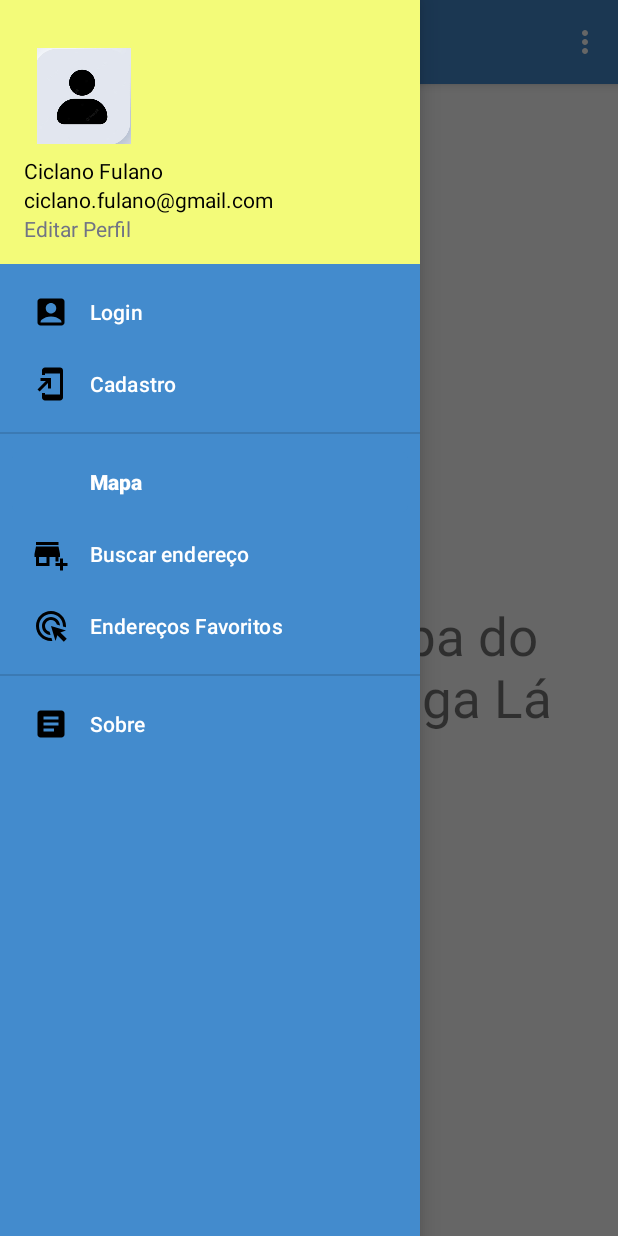
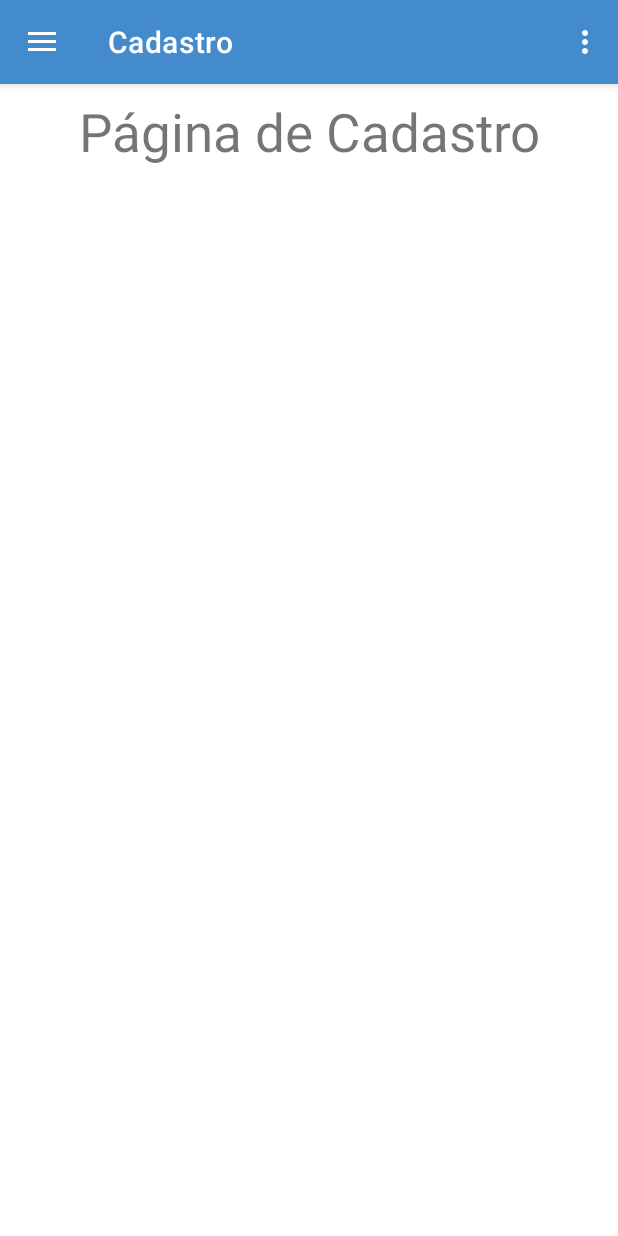
Before and after one commit to kelly-u/AlagaAquiAlagaLa, an Android app built with Jetpack Compose: the screen it shows after launch (MainActivity), in the side drawer, after a tap on "Cadastro", on a phone screen of 412 x 824 dp. Run offline under Robolectric (Android 15) with nearby library versions, the phone set to English and light mode, and no system bars; our stand-ins replace navigation-ui.

Commit message:
Atualizações no menu

```diff
--- a/app/src/main/java/br/com/ifpe/gleicekelly/alagaaquialagala/MainActivity.kt
+++ b/app/src/main/java/br/com/ifpe/gleicekelly/alagaaquialagala/MainActivity.kt
@@ -34,7 +34,7 @@ class MainActivity : AppCompatActivity() {
         // menu should be considered as top level destinations.
         appBarConfiguration = AppBarConfiguration(
             setOf(
-                R.id.nav_mapa, R.id.nav_buscarendereco, R.id.nav_enderecosfavoritos, R.id.nav_sobre
+                R.id.nav_login, R.id.nav_cadastro, R.id.nav_mapa, R.id.nav_buscarendereco, R.id.nav_enderecosfavoritos, R.id.nav_sobre
             ), drawerLayout
         )
 
--- /dev/null
+++ b/app/src/main/java/br/com/ifpe/gleicekelly/alagaaquialagala/ui/cadastro/CadastroFragment.kt
@@ -0,0 +1,28 @@
+package br.com.ifpe.gleicekelly.alagaaquialagala.ui.cadastro
+
+import android.os.Bundle
+import androidx.fragment.app.Fragment
+import android.view.LayoutInflater
+import android.view.View
+import android.view.ViewGroup
+import br.com.ifpe.gleicekelly.alagaaquialagala.databinding.FragmentCadastroBinding
+
+class CadastroFragment : Fragment() {
+    private lateinit var binding: FragmentCadastroBinding
+
+    override fun onCreateView(
+        inflater: LayoutInflater,
+        container: ViewGroup?,
+        savedInstanceState: Bundle?
+    ): View {
+        binding = FragmentCadastroBinding.inflate(inflater, container, false)
+        return binding.root
+    }
+
+    override fun onViewCreated(view: View, savedInstanceState: Bundle?) {
+        super.onViewCreated(view, savedInstanceState)
+
+        binding.txtCadastro.text = "Página de Cadastro"
+
+    }
+}
--- a/app/src/main/res/layout/activity_main.xml
+++ b/app/src/main/res/layout/activity_main.xml
@@ -20,7 +20,7 @@
         android:layout_height="match_parent"
         android:layout_gravity="start"
         android:fitsSystemWindows="true"
-        android:background="@color/blue"
+        android:background="@color/blue2"
         app:itemTextColor="@color/white"
         app:headerLayout="@layout/nav_header_main"
         app:menu="@menu/activity_main_drawer" />
--- /dev/null
+++ b/app/src/main/res/layout/fragment_cadastro.xml
@@ -0,0 +1,25 @@
+<?xml version="1.0" encoding="utf-8"?>
+<FrameLayout xmlns:android="http://schemas.android.com/apk/res/android"
+    xmlns:app="http://schemas.android.com/apk/res-auto"
+    xmlns:tools="http://schemas.android.com/tools"
+    android:layout_width="match_parent"
+    android:layout_height="match_parent"
+    tools:context=".ui.cadastro.CadastroFragment">
+
+    <TextView
+        android:id="@+id/txt_cadastro"
+        android:layout_width="match_parent"
+        android:layout_height="match_parent"
+        android:layout_marginStart="8dp"
+        android:layout_marginTop="8dp"
+        android:layout_marginEnd="8dp"
+        android:textAlignment="center"
+        android:text="Cadastro"
+        android:textSize="35sp"
+        app:layout_constraintBottom_toBottomOf="parent"
+        app:layout_constraintEnd_toEndOf="parent"
+        app:layout_constraintStart_toStartOf="parent"
+        app:layout_constraintTop_toTopOf="parent" />
+    />
+
+</FrameLayout>
--- a/app/src/main/res/navigation/mobile_navigation.xml
+++ b/app/src/main/res/navigation/mobile_navigation.xml
@@ -5,6 +5,16 @@
     android:id="@+id/mobile_navigation"
     app:startDestination="@+id/nav_mapa">
 
+    <fragment
+        android:id="@+id/nav_login"
+        android:name="br.com.ifpe.gleicekelly.alagaaquialagala.ui.login.LoginFragment"
+        android:label="Login"
+        tools:layout="@layout/fragment_login" />
+    <fragment
+        android:id="@+id/nav_cadastro"
+        android:name="br.com.ifpe.gleicekelly.alagaaquialagala.ui.cadastro.CadastroFragment"
+        android:label="Cadastro"
+        tools:layout="@layout/fragment_cadastro" />
     <fragment
         android:id="@+id/nav_mapa"
         android:name="br.com.ifpe.gleicekelly.alagaaquialagala.ui.mapa.MapaFragment"
```
Also changed, not shown: app/src/main/AndroidManifest.xml (+0 -29 lines), app/src/main/java/br/com/ifpe/gleicekelly/alagaaquialagala/ui/login/LoginFragment.kt (added, +29 -0 lines), app/src/main/res/layout/fragment_login.xml (added, +24 -0 lines).
